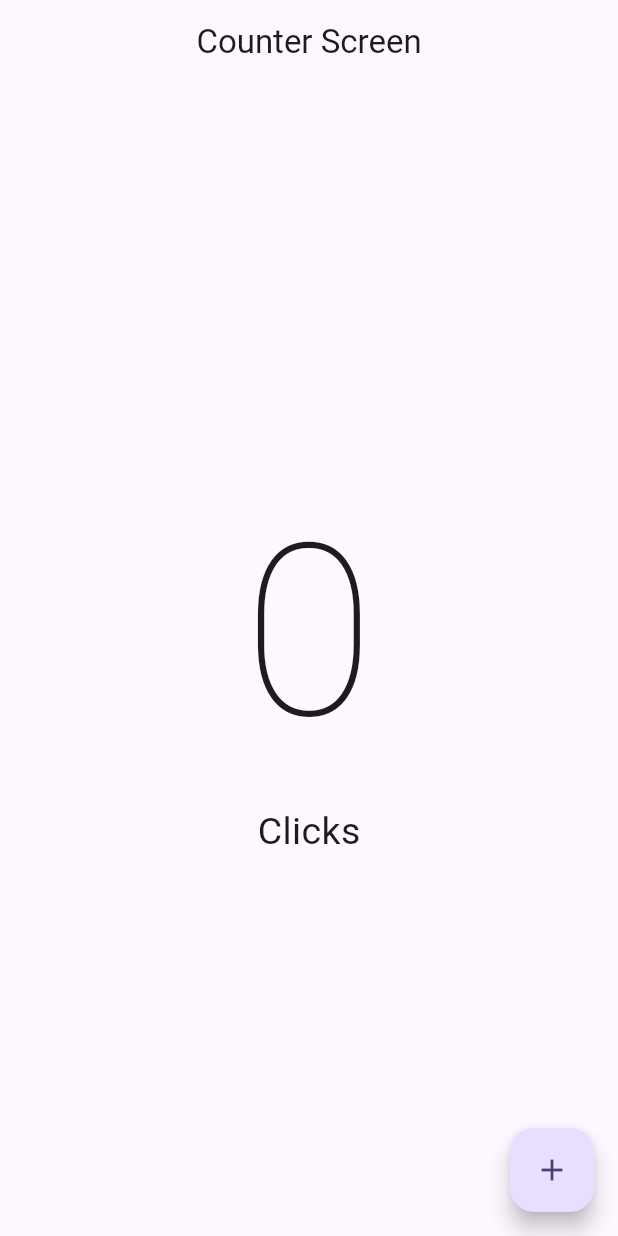
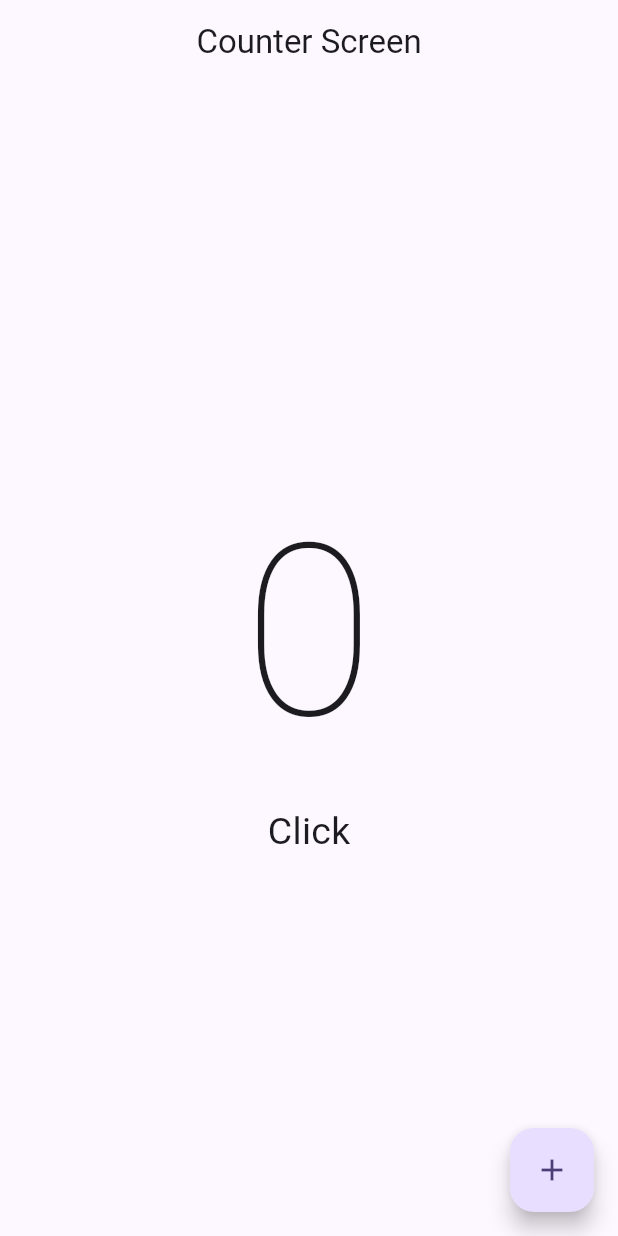
Before and after one commit to devferx/fl-counter-app, a Flutter app: the screen it shows after launch, on a phone screen of 412 x 824 dp. Run offline on Flutter 3.47's test engine with Material 2 defaults, Android fonts, the phone set to English and light mode, and no system bars.

```diff
--- a/lib/presentation/screens/counter/counter_screen.dart
+++ b/lib/presentation/screens/counter/counter_screen.dart
@@ -28,9 +28,9 @@ class _CounterScreenState extends State<CounterScreen> {
                 fontWeight: FontWeight.w100,
               ),
             ),
-            const Text(
-              'Clicks',
-              style: TextStyle(fontSize: 25),
+            Text(
+              'Click${clickCounter > 1 ? 's' : ''}',
+              style: const TextStyle(fontSize: 25),
             ),
           ],
         ),
```
